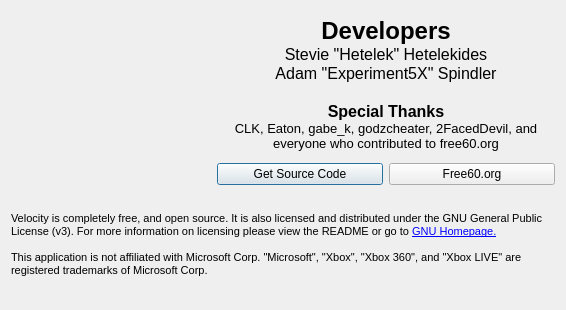
First picture: the form in Velocity/about.ui, repository hetelek/Velocity, before the edit.
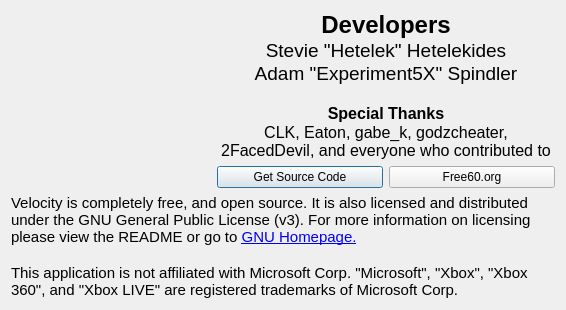
Second picture: the form after the edit. Icons and pictures are not drawn.

```diff
--- a/Velocity/about.ui
+++ b/Velocity/about.ui
@@ -47,13 +47,13 @@
         <string>&lt;!DOCTYPE HTML PUBLIC &quot;-//W3C//DTD HTML 4.0//EN&quot; &quot;http://www.w3.org/TR/REC-html40/strict.dtd&quot;&gt;
 &lt;html&gt;&lt;head&gt;&lt;meta name=&quot;qrichtext&quot; content=&quot;1&quot; /&gt;&lt;style type=&quot;text/css&quot;&gt;
 p, li { white-space: pre-wrap; }
-&lt;/style&gt;&lt;/head&gt;&lt;body style=&quot; font-family:'MS Shell Dlg 2'; font-size:8.25pt; font-weight:400; font-style:normal;&quot;&gt;
-&lt;p align=&quot;center&quot; style=&quot; margin-top:0px; margin-bottom:0px; margin-left:0px; margin-right:0px; -qt-block-indent:0; text-indent:0px;&quot;&gt;&lt;span style=&quot; font-size:18pt; font-weight:600;&quot;&gt;Developers&lt;/span&gt;&lt;/p&gt;
-&lt;p align=&quot;center&quot; style=&quot; margin-top:0px; margin-bottom:0px; margin-left:0px; margin-right:0px; -qt-block-indent:0; text-indent:0px;&quot;&gt;&lt;span style=&quot; font-size:12pt;&quot;&gt;Stevie &amp;quot;Hetelek&amp;quot; Hetelekides&lt;/span&gt;&lt;/p&gt;
-&lt;p align=&quot;center&quot; style=&quot; margin-top:0px; margin-bottom:0px; margin-left:0px; margin-right:0px; -qt-block-indent:0; text-indent:0px;&quot;&gt;&lt;span style=&quot; font-size:12pt;&quot;&gt;Adam &amp;quot;Experiment5X&amp;quot; Spindler&lt;/span&gt;&lt;/p&gt;
-&lt;p align=&quot;center&quot; style=&quot;-qt-paragraph-type:empty; margin-top:0px; margin-bottom:0px; margin-left:0px; margin-right:0px; -qt-block-indent:0; text-indent:0px; font-size:12pt;&quot;&gt;&lt;/p&gt;
-&lt;p align=&quot;center&quot; style=&quot; margin-top:0px; margin-bottom:0px; margin-left:0px; margin-right:0px; -qt-block-indent:0; text-indent:0px;&quot;&gt;&lt;span style=&quot; font-size:12pt; font-weight:600;&quot;&gt;Special Thanks&lt;/span&gt;&lt;/p&gt;
-&lt;p align=&quot;center&quot; style=&quot; margin-top:0px; margin-bottom:0px; margin-left:0px; margin-right:0px; -qt-block-indent:0; text-indent:0px;&quot;&gt;&lt;span style=&quot; font-size:10pt;&quot;&gt;CLK, Eaton, gabe_k, godzcheater, 2FacedDevil, and everyone who contributed to free60.org&lt;/span&gt;&lt;/p&gt;&lt;/body&gt;&lt;/html&gt;</string>
+&lt;/style&gt;&lt;/head&gt;&lt;body style=&quot; font-family:'Lucida Grande'; font-size:13pt; font-weight:400; font-style:normal;&quot;&gt;
+&lt;p align=&quot;center&quot; style=&quot; margin-top:0px; margin-bottom:0px; margin-left:0px; margin-right:0px; -qt-block-indent:0; text-indent:0px;&quot;&gt;&lt;span style=&quot; font-family:'MS Shell Dlg 2'; font-size:18pt; font-weight:600;&quot;&gt;Developers&lt;/span&gt;&lt;/p&gt;
+&lt;p align=&quot;center&quot; style=&quot; margin-top:0px; margin-bottom:0px; margin-left:0px; margin-right:0px; -qt-block-indent:0; text-indent:0px;&quot;&gt;&lt;span style=&quot; font-family:'MS Shell Dlg 2'; font-size:14pt;&quot;&gt;Stevie &amp;quot;Hetelek&amp;quot; Hetelekides&lt;/span&gt;&lt;/p&gt;
+&lt;p align=&quot;center&quot; style=&quot; margin-top:0px; margin-bottom:0px; margin-left:0px; margin-right:0px; -qt-block-indent:0; text-indent:0px;&quot;&gt;&lt;span style=&quot; font-family:'MS Shell Dlg 2'; font-size:14pt;&quot;&gt;Adam &amp;quot;Experiment5X&amp;quot; Spindler&lt;/span&gt;&lt;/p&gt;
+&lt;p align=&quot;center&quot; style=&quot;-qt-paragraph-type:empty; margin-top:0px; margin-bottom:0px; margin-left:0px; margin-right:0px; -qt-block-indent:0; text-indent:0px; font-family:'MS Shell Dlg 2'; font-size:12pt;&quot;&gt;&lt;/p&gt;
+&lt;p align=&quot;center&quot; style=&quot; margin-top:0px; margin-bottom:0px; margin-left:0px; margin-right:0px; -qt-block-indent:0; text-indent:0px;&quot;&gt;&lt;span style=&quot; font-family:'MS Shell Dlg 2'; font-size:12pt; font-weight:600;&quot;&gt;Special Thanks&lt;/span&gt;&lt;/p&gt;
+&lt;p align=&quot;center&quot; style=&quot; margin-top:0px; margin-bottom:0px; margin-left:0px; margin-right:0px; -qt-block-indent:0; text-indent:0px;&quot;&gt;&lt;span style=&quot; font-family:'MS Shell Dlg 2'; font-size:12pt;&quot;&gt;CLK, Eaton, gabe_k, godzcheater, 2FacedDevil, and everyone who contributed to free60.org&lt;/span&gt;&lt;/p&gt;&lt;/body&gt;&lt;/html&gt;</string>
        </property>
        <property name="wordWrap">
         <bool>true</bool>
@@ -84,14 +84,19 @@
      </item>
      <item row="2" column="0" colspan="3">
       <widget class="QLabel" name="label_3">
+       <property name="font">
+        <font>
+         <pointsize>13</pointsize>
+        </font>
+       </property>
        <property name="text">
         <string>&lt;!DOCTYPE HTML PUBLIC &quot;-//W3C//DTD HTML 4.0//EN&quot; &quot;http://www.w3.org/TR/REC-html40/strict.dtd&quot;&gt;
 &lt;html&gt;&lt;head&gt;&lt;meta name=&quot;qrichtext&quot; content=&quot;1&quot; /&gt;&lt;style type=&quot;text/css&quot;&gt;
 p, li { white-space: pre-wrap; }
-&lt;/style&gt;&lt;/head&gt;&lt;body style=&quot; font-family:'MS Shell Dlg 2'; font-size:8.25pt; font-weight:400; font-style:normal;&quot;&gt;
-&lt;p style=&quot; margin-top:0px; margin-bottom:0px; margin-left:0px; margin-right:0px; -qt-block-indent:0; text-indent:0px;&quot;&gt;&lt;span style=&quot; font-size:8pt;&quot;&gt;Velocity is completely free, and open source. It is also licensed and distributed under the GNU General Public License (v3). For more information on licensing please view the README or go to &lt;/span&gt;&lt;a href=&quot;http://www.gnu.org/licenses/&quot;&gt;&lt;span style=&quot; font-size:8pt; text-decoration: underline; color:#0000ff;&quot;&gt;GNU Homepage.&lt;/span&gt;&lt;/a&gt;&lt;/p&gt;
-&lt;p style=&quot;-qt-paragraph-type:empty; margin-top:0px; margin-bottom:0px; margin-left:0px; margin-right:0px; -qt-block-indent:0; text-indent:0px; font-size:8pt; text-decoration: underline; color:#0000ff;&quot;&gt;&lt;/p&gt;
-&lt;p style=&quot; margin-top:0px; margin-bottom:0px; margin-left:0px; margin-right:0px; -qt-block-indent:0; text-indent:0px;&quot;&gt;&lt;span style=&quot; font-size:8pt;&quot;&gt;This application is not affiliated with Microsoft Corp. &amp;quot;Microsoft&amp;quot;, &amp;quot;Xbox&amp;quot;, &amp;quot;Xbox 360&amp;quot;, and &amp;quot;Xbox LIVE&amp;quot; are registered trademarks of Microsoft Corp.&lt;/span&gt;&lt;/p&gt;&lt;/body&gt;&lt;/html&gt;</string>
+&lt;/style&gt;&lt;/head&gt;&lt;body style=&quot; font-family:'Lucida Grande'; font-size:13pt; font-weight:400; font-style:normal;&quot;&gt;
+&lt;p style=&quot; margin-top:0px; margin-bottom:0px; margin-left:0px; margin-right:0px; -qt-block-indent:0; text-indent:0px;&quot;&gt;&lt;span style=&quot; font-family:'MS Shell Dlg 2'; font-size:11pt;&quot;&gt;Velocity is completely free, and open source. It is also licensed and distributed under the GNU General Public License (v3). For more information on licensing please view the README or go to &lt;/span&gt;&lt;a href=&quot;http://www.gnu.org/licenses/&quot;&gt;&lt;span style=&quot; font-family:'MS Shell Dlg 2'; font-size:11pt; text-decoration: underline; color:#0000ff;&quot;&gt;GNU Homepage.&lt;/span&gt;&lt;/a&gt;&lt;/p&gt;
+&lt;p style=&quot;-qt-paragraph-type:empty; margin-top:0px; margin-bottom:0px; margin-left:0px; margin-right:0px; -qt-block-indent:0; text-indent:0px; font-family:'MS Shell Dlg 2'; font-size:11pt; text-decoration: underline; color:#0000ff;&quot;&gt;&lt;/p&gt;
+&lt;p style=&quot; margin-top:0px; margin-bottom:0px; margin-left:0px; margin-right:0px; -qt-block-indent:0; text-indent:0px;&quot;&gt;&lt;span style=&quot; font-family:'MS Shell Dlg 2'; font-size:11pt;&quot;&gt;This application is not affiliated with Microsoft Corp. &amp;quot;Microsoft&amp;quot;, &amp;quot;Xbox&amp;quot;, &amp;quot;Xbox 360&amp;quot;, and &amp;quot;Xbox LIVE&amp;quot; are registered trademarks of Microsoft Corp.&lt;/span&gt;&lt;/p&gt;&lt;/body&gt;&lt;/html&gt;</string>
        </property>
        <property name="wordWrap">
         <bool>true</bool>
```
